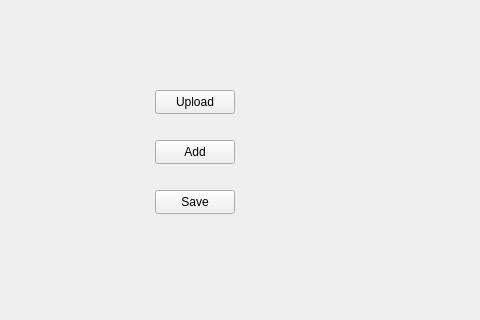
Above: managerwindow.ui from hungneyugn/ManageRestaurant before the change; both pictures show x 255 to 735 and y 0 to 320 of the 882 by 547 pixel window. Below: the same form after it.
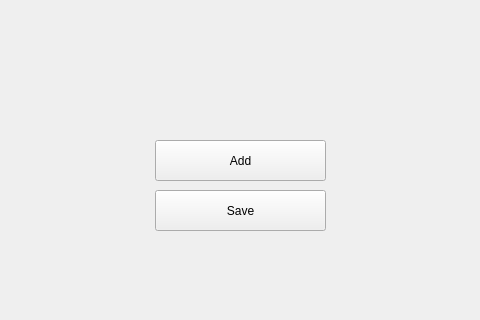
That is the form after the change.

Commit message: big update: size of table

Diff of the .ui file:
```diff
--- a/managerwindow.ui
+++ b/managerwindow.ui
@@ -14,26 +14,13 @@
    <string>MainWindow</string>
   </property>
   <widget class="QWidget" name="centralwidget">
-   <widget class="QPushButton" name="btn_upload">
-    <property name="geometry">
-     <rect>
-      <x>410</x>
-      <y>90</y>
-      <width>80</width>
-      <height>24</height>
-     </rect>
-    </property>
-    <property name="text">
-     <string>Upload</string>
-    </property>
-   </widget>
    <widget class="QPushButton" name="btn_add">
     <property name="geometry">
      <rect>
       <x>410</x>
       <y>140</y>
-      <width>80</width>
-      <height>24</height>
+      <width>171</width>
+      <height>41</height>
      </rect>
     </property>
     <property name="text">
@@ -45,8 +32,8 @@
      <rect>
       <x>410</x>
       <y>190</y>
-      <width>80</width>
-      <height>24</height>
+      <width>171</width>
+      <height>41</height>
      </rect>
     </property>
     <property name="text">
```
The commit also changes 1 other file.
